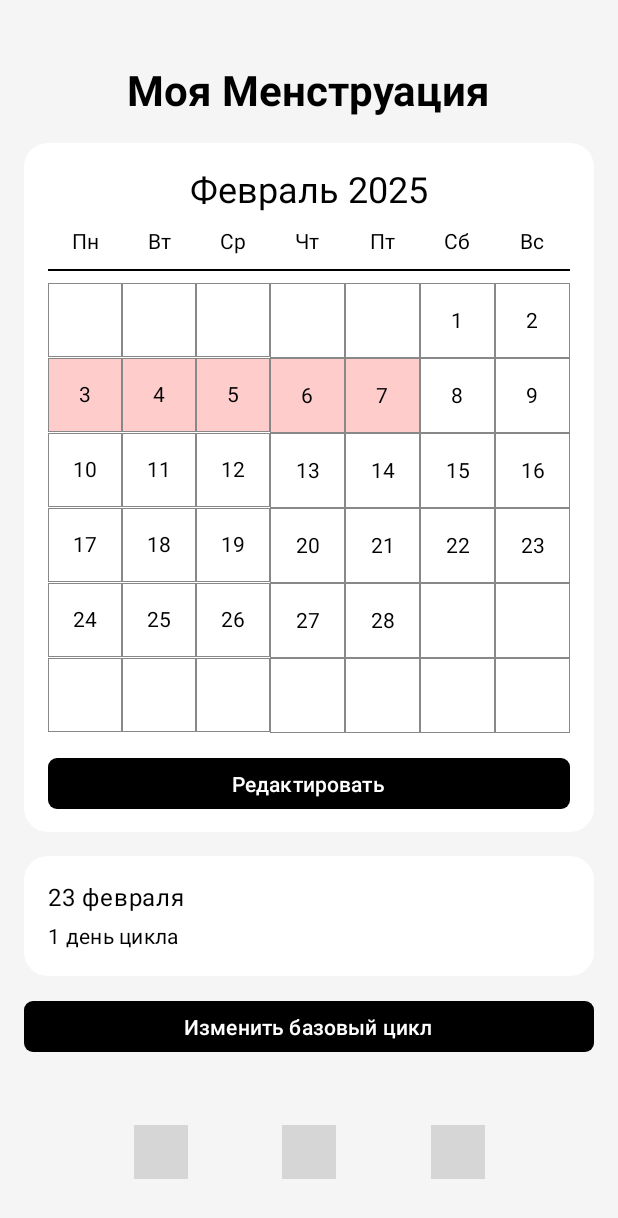
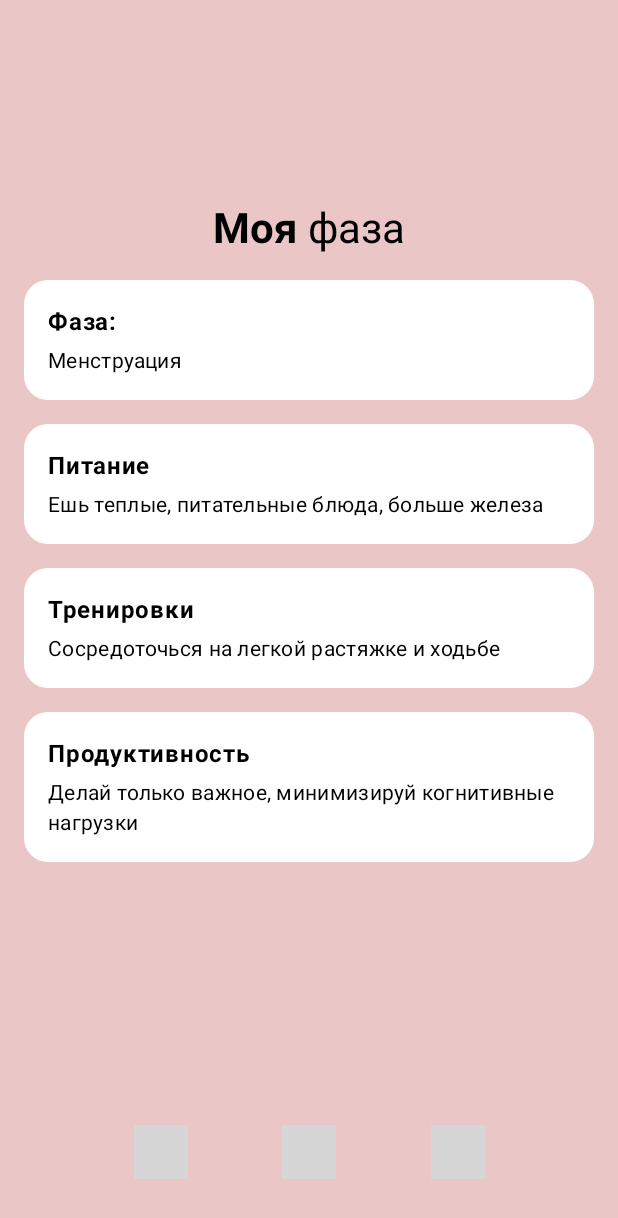
Before and after one commit to dmitry0nikiforov/Lab4, an Android app built with Jetpack Compose: the MyMenstruationScreen screen opened through its navigation route, after a tap on "Календарь", on a phone screen of 412 x 824 dp. Shown: the top 1218 px of the screen. Run offline under Robolectric (Android 15) with nearby library versions, the phone set to English and light mode, and no system bars; grey boxes are pictures that could not be loaded.

Commit message:
Добавлен экран с текущей фазой цикла.

```diff
--- a/stepanova2/app/src/main/java/com/example/stepanova/MainActivity.kt
+++ b/stepanova2/app/src/main/java/com/example/stepanova/MainActivity.kt
@@ -89,6 +89,10 @@ class MainActivity : ComponentActivity() {
 
                     composable("myMenstruation") {
                         MyMenstruationScreen(navController)
+                    }
+
+                    composable("phaseScreen") {
+                        PhaseScreen(navController)
                     }
                 }
             }
@@ -291,7 +295,7 @@ fun BottomNavigationBar(navController: androidx.navigation.NavController) {
             .padding(16.dp),
         horizontalArrangement = Arrangement.SpaceEvenly
     ) {
-        IconButton(onClick = { navController.navigate("editScreen") }) {
+        IconButton(onClick = { navController.navigate("phaseScreen") }) {
             Icon(
                 painter = painterResource(id = R.drawable.curcycle),
                 contentDescription = "Календарь",
@@ -476,6 +480,133 @@ fun MyMenstruationScreen(navController: androidx.navigation.NavController) {
     }
 }
 
+@Composable
+fun PhaseScreen(navController: androidx.navigation.NavController) {
+    Column(
+        modifier = Modifier
+            .fillMaxSize()
+            .background(Color(0xFFEBC6C6))
+            .padding(16.dp),
+        horizontalAlignment = Alignment.CenterHorizontally
+    ) {
+        Spacer(modifier = Modifier.weight(1f))
+
+        Column(
+            modifier = Modifier
+                .fillMaxWidth()
+                .weight(5f)
+        ) {
+            Text(
+                text = buildAnnotatedString {
+                    withStyle(style = SpanStyle(fontWeight = FontWeight.Bold)) {
+                        append("Моя ")
+                    }
+                    append("фаза")
+                },
+                style = MaterialTheme.typography.headlineMedium,
+                modifier = Modifier
+                    .fillMaxWidth()
+                    .padding(bottom = 16.dp),
+                textAlign = TextAlign.Center,
+                color = Color.Black
+            )
+
+            Column(
+                modifier = Modifier
+                    .fillMaxWidth()
+                    .background(
+                        color = Color.White,
+                        shape = RoundedCornerShape(16.dp)
+                    )
+                    .padding(16.dp),
+                horizontalAlignment = Alignment.Start
+            ) {
+                Text(
+                    text = "Фаза:",
+                    style = MaterialTheme.typography.bodyLarge.copy(fontWeight = FontWeight.Bold)
+                )
+                Text(
+                    text = "Менструация",
+                    style = MaterialTheme.typography.bodyMedium,
+                    modifier = Modifier.padding(top = 4.dp)
+                )
+            }
+
+            Spacer(modifier = Modifier.height(16.dp))
+
+            Column(
+                modifier = Modifier
+                    .fillMaxWidth()
+                    .background(
+                        color = Color.White,
+                        shape = RoundedCornerShape(16.dp)
+                    )
+                    .padding(16.dp),
+                horizontalAlignment = Alignment.Start
+            ) {
+                Text(
+                    text = "Питание",
+                    style = MaterialTheme.typography.bodyLarge.copy(fontWeight = FontWeight.Bold)
+                )
+                Text(
+                    text = "Ешь теплые, питательные блюда, больше железа",
+                    style = MaterialTheme.typography.bodyMedium,
+                    modifier = Modifier.padding(top = 4.dp)
+                )
+            }
+
+            Spacer(modifier = Modifier.height(16.dp))
+
+            Column(
+                modifier = Modifier
+                    .fillMaxWidth()
+                    .background(
+                        color = Color.White,
+                        shape = RoundedCornerShape(16.dp)
+                    )
+                    .padding(16.dp),
+                horizontalAlignment = Alignment.Start
+            ) {
+                Text(
+                    text = "Тренировки",
+                    style = MaterialTheme.typography.bodyLarge.copy(fontWeight = FontWeight.Bold)
+                )
+                Text(
+                    text = "Сосредоточься на легкой растяжке и ходьбе",
+                    style = MaterialTheme.typography.bodyMedium,
+                    modifier = Modifier.padding(top = 4.dp)
+                )
+            }
+
+            Spacer(modifier = Modifier.height(16.dp))
+
+            Column(
+                modifier = Modifier
+                    .fillMaxWidth()
+                    .background(
+                        color = Color.White,
+                        shape = RoundedCornerShape(16.dp)
+                    )
+                    .padding(16.dp),
+                horizontalAlignment = Alignment.Start
+            ) {
+                Text(
+                    text = "Продуктивность",
+                    style = MaterialTheme.typography.bodyLarge.copy(fontWeight = FontWeight.Bold)
+                )
+                Text(
+                    text = "Делай только важное, минимизируй когнитивные нагрузки",
+                    style = MaterialTheme.typography.bodyMedium,
+                    modifier = Modifier.padding(top = 4.dp)
+                )
+            }
+
+            Spacer(modifier = Modifier.weight(1f))
+        }
+
+        BottomNavigationBar(navController)
+    }
+}
 
 @Preview(showBackground = true)
 @Composable
@@ -506,3 +637,11 @@ fun MyMenstruationScreenPreview() {
         MyMenstruationScreen(rememberNavController())
     }
 }
+
+@Preview(showBackground = true)
+@Composable
+fun PhaseScreenPreview() {
+    MaterialTheme {
+        PhaseScreen(rememberNavController())
+    }
+}
```
